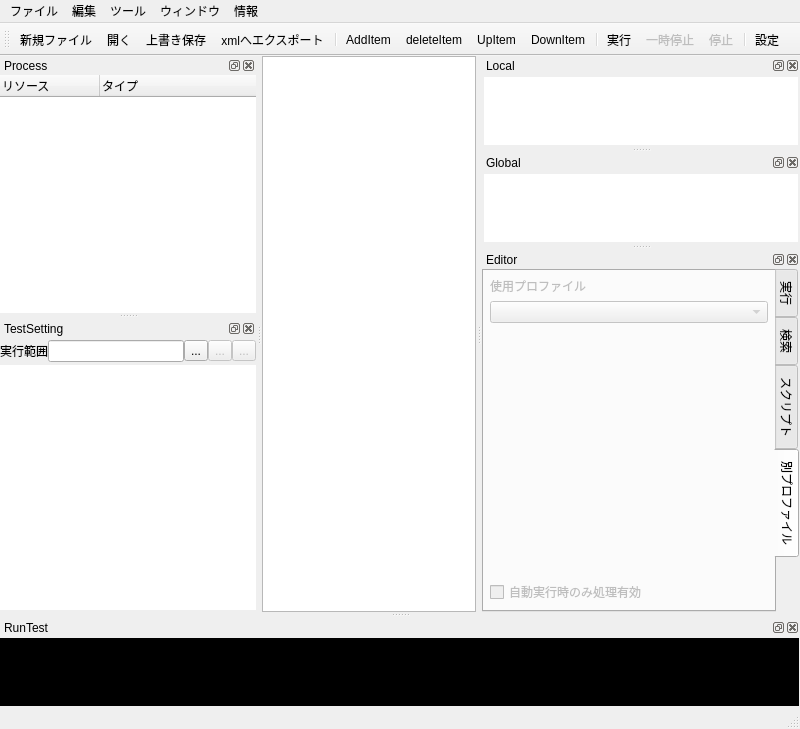
Before: the Qt Designer form src/ProfileEditor/profileeditor.ui in karakirimu/AutoBatchTools, drawn with Qt 5.
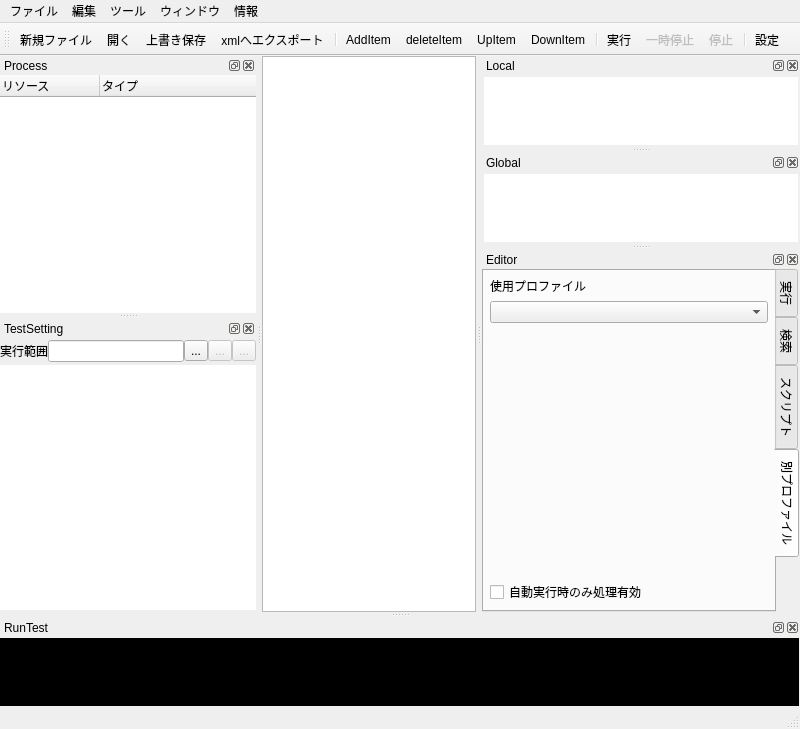
After: the same form once the commit is applied. The open tabs and pages were chosen to show the change. Icons and pictures are not drawn. Custom widgets are drawn as their Qt base class.

Diff of the .ui file:
```diff
--- a/src/ProfileEditor/profileeditor.ui
+++ b/src/ProfileEditor/profileeditor.ui
@@ -837,7 +837,7 @@
            </widget>
            <widget class="QWidget" name="otherprof">
             <property name="enabled">
-             <bool>false</bool>
+             <bool>true</bool>
             </property>
             <attribute name="title">
              <string>別プロファイル</string>
```
Left out of the diff: 28 changed lines with no effect on the pictures.
